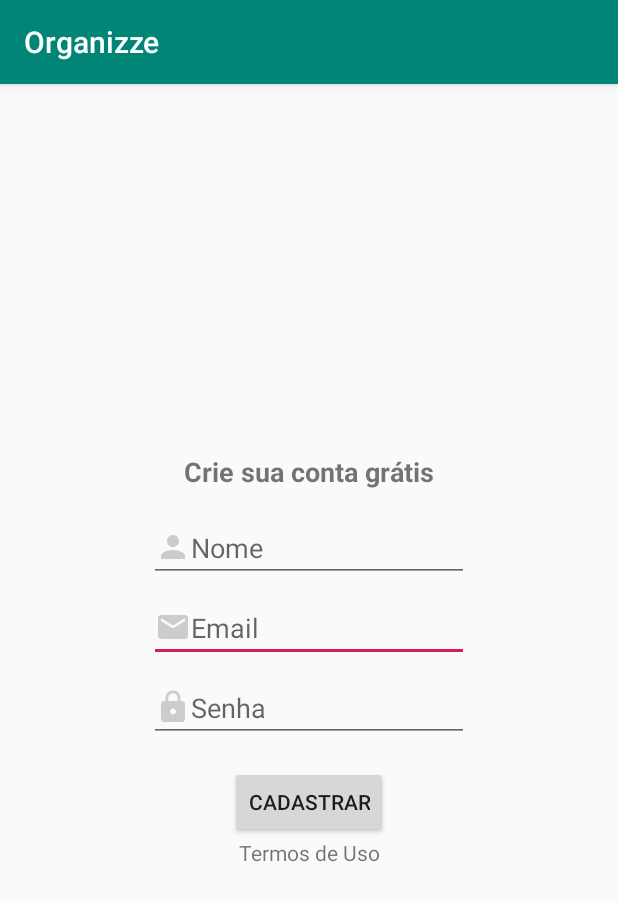
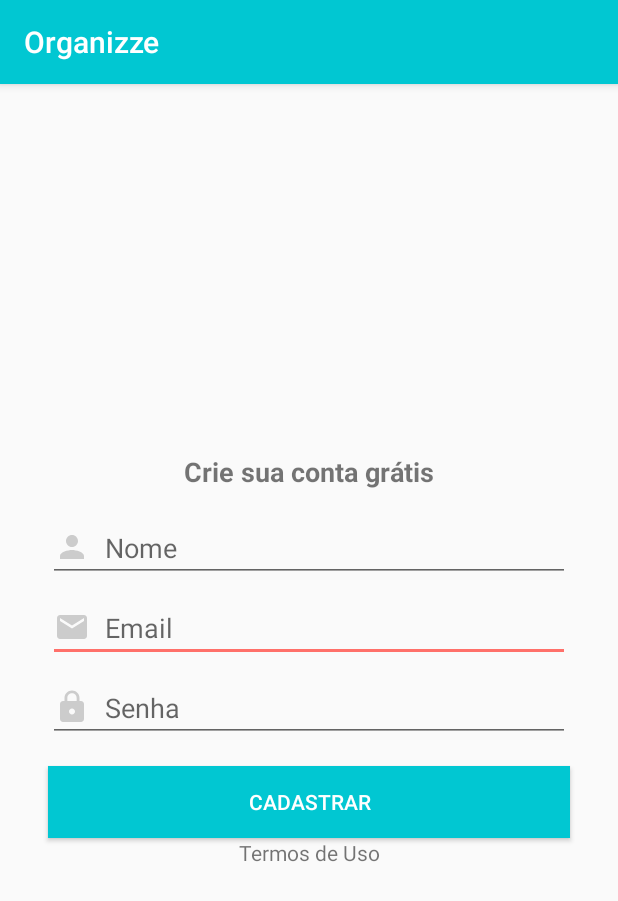
Before and after one commit to IgorSt/Organizze, an Android app: the Activity_cadastro screen opened directly, with no data from a screen before it, on a phone screen of 412 x 824 dp. Shown: the top 901 px of the screen. Run offline under Robolectric (Android 15) with nearby library versions, the phone set to English and light mode, and no system bars; our stand-ins replace Firebase (no records; nobody signed in at launch, a user with empty details on screens opened directly).

Commit message:
aula 21 - minuto 6

```diff
--- a/app/src/main/AndroidManifest.xml
+++ b/app/src/main/AndroidManifest.xml
@@ -12,7 +12,7 @@
         <activity android:name=".activity.Activity_cadastro"></activity>
         <activity android:name=".activity.Activity_login" />
         <activity
-            android:name=".MainActivity"
+            android:name=".activity.MainActivity"
             android:theme="@style/Theme.Intro">
             <intent-filter>
                 <action android:name="android.intent.action.MAIN" />
--- a/app/src/main/java/com/igorsantos/organizze/MainActivity.java
+++ b/app/src/main/java/com/igorsantos/organizze/activity/MainActivity.java
@@ -1,4 +1,4 @@
-package com.igorsantos.organizze;
+package com.igorsantos.organizze.activity;
 
 import android.content.Intent;
 import android.os.Bundle;
@@ -8,6 +8,7 @@ import android.widget.TextView;
 
 import com.heinrichreimersoftware.materialintro.app.IntroActivity;
 import com.heinrichreimersoftware.materialintro.slide.FragmentSlide;
+import com.igorsantos.organizze.R;
 import com.igorsantos.organizze.activity.Activity_cadastro;
 import com.igorsantos.organizze.activity.Activity_login;
 
--- a/app/src/main/res/layout/activity_cadastro.xml
+++ b/app/src/main/res/layout/activity_cadastro.xml
@@ -7,53 +7,74 @@
     tools:context=".activity.Activity_cadastro">
 
     <Button
-        android:id="@+id/button"
-        android:layout_width="wrap_content"
+        android:id="@+id/buttonCadastrar"
+        android:layout_width="0dp"
         android:layout_height="wrap_content"
+        android:layout_marginStart="32dp"
+        android:layout_marginLeft="32dp"
         android:layout_marginTop="16dp"
+        android:layout_marginEnd="32dp"
+        android:layout_marginRight="32dp"
+        android:background="@color/colorPrimary"
         android:text="CADASTRAR"
+        android:textColor="@android:color/white"
         app:layout_constraintBottom_toTopOf="@+id/textView8"
         app:layout_constraintEnd_toEndOf="parent"
         app:layout_constraintStart_toStartOf="parent"
-        app:layout_constraintTop_toBottomOf="@+id/editText3" />
+        app:layout_constraintTop_toBottomOf="@+id/editTextSenha" />
 
     <EditText
-        android:id="@+id/editText2"
-        android:layout_width="wrap_content"
+        android:id="@+id/editTextEmail"
+        android:layout_width="0dp"
         android:layout_height="wrap_content"
+        android:layout_marginStart="32dp"
+        android:layout_marginLeft="32dp"
+        android:layout_marginEnd="32dp"
+        android:layout_marginRight="32dp"
         android:layout_marginBottom="8dp"
         android:drawableStart="@drawable/ic_email"
+        android:drawablePadding="10dp"
         android:ems="10"
         android:hint="Email"
         android:inputType="none|textEmailAddress"
-        app:layout_constraintBottom_toTopOf="@+id/editText3"
+        app:layout_constraintBottom_toTopOf="@+id/editTextSenha"
         app:layout_constraintEnd_toEndOf="parent"
         app:layout_constraintStart_toStartOf="parent"
-        app:layout_constraintTop_toBottomOf="@+id/editText" />
+        app:layout_constraintTop_toBottomOf="@+id/editTextNome" />
 
     <EditText
-        android:id="@+id/editText3"
-        android:layout_width="wrap_content"
+        android:id="@+id/editTextSenha"
+        android:layout_width="0dp"
         android:layout_height="wrap_content"
+        android:layout_marginStart="32dp"
+        android:layout_marginLeft="32dp"
+        android:layout_marginEnd="32dp"
+        android:layout_marginRight="32dp"
         android:drawableStart="@drawable/ic_lock"
+        android:drawablePadding="10dp"
         android:ems="10"
         android:hint="Senha"
         android:inputType="none|textPassword"
-        app:layout_constraintBottom_toTopOf="@+id/button"
+        app:layout_constraintBottom_toTopOf="@+id/buttonCadastrar"
         app:layout_constraintEnd_toEndOf="parent"
         app:layout_constraintStart_toStartOf="parent"
-        app:layout_constraintTop_toBottomOf="@+id/editText2" />
+        app:layout_constraintTop_toBottomOf="@+id/editTextEmail" />
 
     <EditText
-        android:id="@+id/editText"
-        android:layout_width="wrap_content"
+        android:id="@+id/editTextNome"
+        android:layout_width="0dp"
         android:layout_height="wrap_content"
+        android:layout_marginStart="32dp"
+        android:layout_marginLeft="32dp"
+        android:layout_marginEnd="32dp"
+        android:layout_marginRight="32dp"
         android:layout_marginBottom="8dp"
         android:drawableStart="@drawable/ic_person"
+        android:drawablePadding="10dp"
         android:ems="10"
         android:hint="Nome"
         android:inputType="textPersonName"
-        app:layout_constraintBottom_toTopOf="@+id/editText2"
+        app:layout_constraintBottom_toTopOf="@+id/editTextEmail"
         app:layout_constraintEnd_toEndOf="parent"
         app:layout_constraintStart_toStartOf="parent"
         app:layout_constraintTop_toBottomOf="@+id/textView7" />
@@ -66,7 +87,7 @@
         android:text="Crie sua conta grátis"
         android:textSize="18sp"
         android:textStyle="bold"
-        app:layout_constraintBottom_toTopOf="@+id/editText"
+        app:layout_constraintBottom_toTopOf="@+id/editTextNome"
         app:layout_constraintEnd_toEndOf="parent"
         app:layout_constraintStart_toStartOf="parent"
         app:layout_constraintTop_toTopOf="parent"
@@ -80,5 +101,5 @@
         app:layout_constraintBottom_toBottomOf="parent"
         app:layout_constraintEnd_toEndOf="parent"
         app:layout_constraintStart_toStartOf="parent"
-        app:layout_constraintTop_toBottomOf="@+id/button" />
+        app:layout_constraintTop_toBottomOf="@+id/buttonCadastrar" />
 </androidx.constraintlayout.widget.ConstraintLayout>
--- a/app/src/main/res/layout/activity_main.xml
+++ b/app/src/main/res/layout/activity_main.xml
@@ -4,7 +4,7 @@
     xmlns:tools="http://schemas.android.com/tools"
     android:layout_width="match_parent"
     android:layout_height="match_parent"
-    tools:context=".MainActivity">
+    tools:context=".activity.MainActivity">
 
     <TextView
         android:layout_width="wrap_content"
--- a/app/src/main/res/values/colors.xml
+++ b/app/src/main/res/values/colors.xml
@@ -1,6 +1,6 @@
 <?xml version="1.0" encoding="utf-8"?>
 <resources>
-    <color name="colorPrimary">#008577</color>
-    <color name="colorPrimaryDark">#00574B</color>
-    <color name="colorAccent">#D81B60</color>
+    <color name="colorPrimary">#01C7D2</color>
+    <color name="colorPrimaryDark">#00B2BC</color>
+    <color name="colorAccent">#FF706A</color>
 </resources>
```
Also changed, not shown: app/src/main/java/com/igorsantos/organizze/activity/Activity_cadastro.java (+88 -0 lines), app/src/main/java/com/igorsantos/organizze/activity/Activity_login.java (+60 -0 lines), app/src/main/java/com/igorsantos/organizze/activity/config/ConfigutacaoFirebase.java (added, +16 -0 lines), app/src/main/java/com/igorsantos/organizze/activity/model/Usuario.java (added, +35 -0 lines), app/src/main/res/layout/activity_login.xml (+27 -11 lines), app/src/main/res/layout/intro_cadastro.xml (+7 -1 lines).
